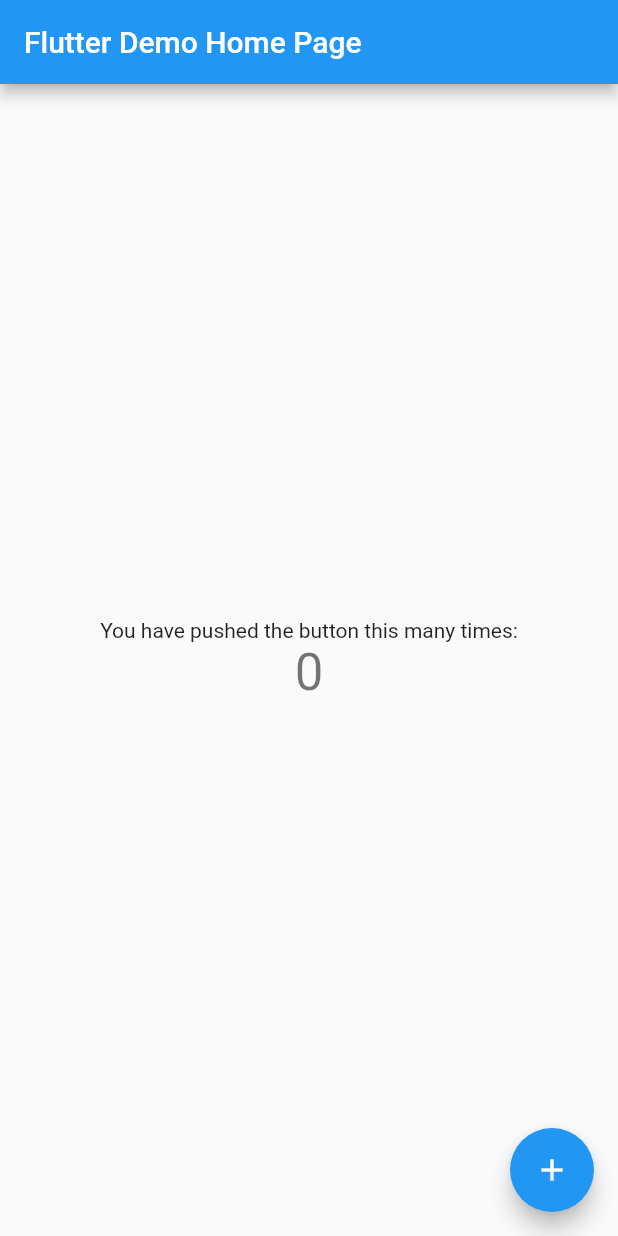
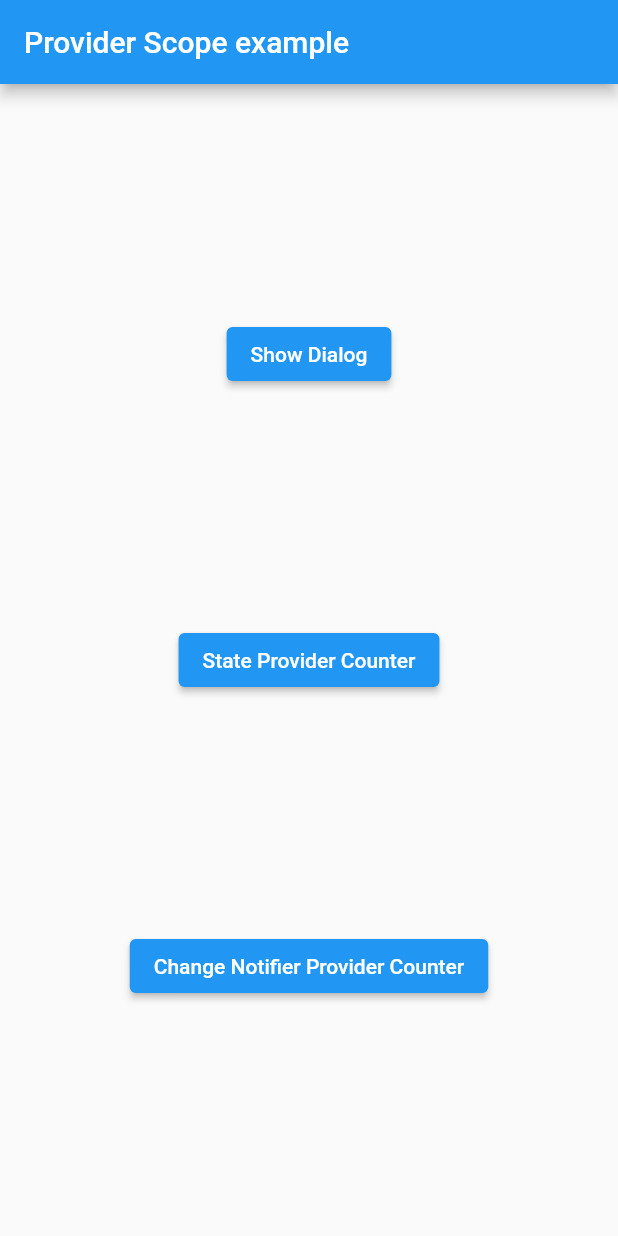
Before and after one commit to Umigishi-Aoi/SetProviderScope, a Flutter app: the screen it shows after launch, on a phone screen of 412 x 824 dp. Run offline on Flutter 3.47's test engine with Material 2 defaults, Android fonts, the phone set to English and light mode, and no system bars; our stand-ins replace flutter_riverpod.

Commit message:
add Sample App

```diff
--- /dev/null
+++ b/setproviderscope/lib/home.dart
@@ -0,0 +1,42 @@
+import 'package:flutter/material.dart';
+import 'package:flutter_riverpod/flutter_riverpod.dart';
+
+import 'pages_navigator.dart';
+import 'show_counter_dialog.dart';
+
+class Home extends ConsumerWidget {
+  const Home({Key? key}) : super(key: key);
+
+  @override
+  Widget build(BuildContext context, WidgetRef ref) {
+    return Scaffold(
+        appBar: AppBar(
+          title: const Text("Provider Scope example"),
+        ),
+        body: Center(
+          child: Column(
+            mainAxisAlignment: MainAxisAlignment.spaceEvenly,
+            children: [
+              ElevatedButton(
+                child: const Text("Show Dialog"),
+                onPressed: () {
+                  showCounterDialog(context);
+                }
+              ),
+              ElevatedButton(
+                child: const Text("State Provider Counter"),
+                onPressed: () {
+                  ref.read(pageStateProvider.state).state = PageState.stateProvider;
+                },
+              ),
+              ElevatedButton(
+                child: const Text("Change Notifier Provider Counter"),
+                onPressed: () {
+                  ref.read(pageStateProvider.state).state = PageState.changeNotifierProvider;
+                },
+              ),
+            ],
+          ),
+        ));
+  }
+}
--- a/setproviderscope/lib/main.dart
+++ b/setproviderscope/lib/main.dart
@@ -1,115 +1,33 @@
 import 'package:flutter/material.dart';
+import 'package:flutter_riverpod/flutter_riverpod.dart';
+import 'package:setproviderscope/pages_navigator.dart';
+
+import 'provider.dart';
 
 void main() {
-  runApp(const MyApp());
+  runApp(
+    //ProviderScopeあり無しでエラーを確認しよう
+    // const MyApp(),
+    const ProviderScope(child: MyApp()),
+  );
 }
 
 class MyApp extends StatelessWidget {
   const MyApp({Key? key}) : super(key: key);
 
-  // This widget is the root of your application.
   @override
   Widget build(BuildContext context) {
     return MaterialApp(
-      title: 'Flutter Demo',
-      theme: ThemeData(
-        // This is the theme of your application.
-        //
-        // Try running your application with "flutter run". You'll see the
-        // application has a blue toolbar. Then, without quitting the app, try
-        // changing the primarySwatch below to Colors.green and then invoke
-        // "hot reload" (press "r" in the console where you ran "flutter run",
-        // or simply save your changes to "hot reload" in a Flutter IDE).
-        // Notice that the counter didn't reset back to zero; the application
-        // is not restarted.
-        primarySwatch: Colors.blue,
-      ),
-      home: const MyHomePage(title: 'Flutter Demo Home Page'),
+      home: Builder(builder: (context) {
+        int recount = MediaQuery.of(context).size.height.toInt();
+        return ProviderScope(
+          overrides: [
+            counterProvider.overrideWithValue(StateController(recount)),
+            counterChangeNotifierProvider.overrideWithValue(Count(1000)),
+          ],
+          child: const PagesNavigator(),
+        );
+      }),
     );
   }
 }
-
-class MyHomePage extends StatefulWidget {
-  const MyHomePage({Key? key, required this.title}) : super(key: key);
-
-  // This widget is the home page of your application. It is stateful, meaning
-  // that it has a State object (defined below) that contains fields that affect
-  // how it looks.
-
-  // This class is the configuration for the state. It holds the values (in this
-  // case the title) provided by the parent (in this case the App widget) and
-  // used by the build method of the State. Fields in a Widget subclass are
-  // always marked "final".
-
-  final String title;
-
-  @override
-  State<MyHomePage> createState() => _MyHomePageState();
-}
-
-class _MyHomePageState extends State<MyHomePage> {
-  int _counter = 0;
-
-  void _incrementCounter() {
-    setState(() {
-      // This call to setState tells the Flutter framework that something has
-      // changed in this State, which causes it to rerun the build method below
-      // so that the display can reflect the updated values. If we changed
-      // _counter without calling setState(), then the build method would not be
-      // called again, and so nothing would appear to happen.
-      _counter++;
-    });
-  }
-
-  @override
-  Widget build(BuildContext context) {
-    // This method is rerun every time setState is called, for instance as done
-    // by the _incrementCounter method above.
-    //
-    // The Flutter framework has been optimized to make rerunning build methods
-    // fast, so that you can just rebuild anything that needs updating rather
-    // than having to individually change instances of widgets.
-    return Scaffold(
-      appBar: AppBar(
-        // Here we take the value from the MyHomePage object that was created by
-        // the App.build method, and use it to set our appbar title.
-        title: Text(widget.title),
-      ),
-      body: Center(
-        // Center is a layout widget. It takes a single child and positions it
-        // in the middle of the parent.
-        child: Column(
-          // Column is also a layout widget. It takes a list of children and
-          // arranges them vertically. By default, it sizes itself to fit its
-          // children horizontally, and tries to be as tall as its parent.
-          //
-          // Invoke "debug painting" (press "p" in the console, choose the
-          // "Toggle Debug Paint" action from the Flutter Inspector in Android
-          // Studio, or the "Toggle Debug Paint" command in Visual Studio Code)
-          // to see the wireframe for each widget.
-          //
-          // Column has various properties to control how it sizes itself and
-          // how it positions its children. Here we use mainAxisAlignment to
-          // center the children vertically; the main axis here is the vertical
-          // axis because Columns are vertical (the cross axis would be
-          // horizontal).
-          mainAxisAlignment: MainAxisAlignment.center,
-          children: <Widget>[
-            const Text(
-              'You have pushed the button this many times:',
-            ),
-            Text(
-              '$_counter',
-              style: Theme.of(context).textTheme.headline4,
-            ),
-          ],
-        ),
-      ),
-      floatingActionButton: FloatingActionButton(
-        onPressed: _incrementCounter,
-        tooltip: 'Increment',
-        child: const Icon(Icons.add),
-      ), // This trailing comma makes auto-formatting nicer for build methods.
-    );
-  }
-}
--- /dev/null
+++ b/setproviderscope/lib/pages_navigator.dart
@@ -0,0 +1,36 @@
+import 'package:flutter/material.dart';
+import 'package:flutter_riverpod/flutter_riverpod.dart';
+
+import 'change_notifier_provider_counter_page.dart';
+import 'home.dart';
+import 'state_provider_counter_page.dart';
+
+enum PageState{
+  home,
+  stateProvider,
+  changeNotifierProvider,
+}
+
+
+final pageStateProvider = StateProvider((ref)=>PageState.home);
+
+class PagesNavigator extends ConsumerWidget {
+  const PagesNavigator({Key? key}) : super(key: key);
+
+  @override
+  Widget build(BuildContext context,WidgetRef ref) {
+    return Navigator(
+      pages: [
+        const MaterialPage(child: Home()),
+        if(ref.watch(pageStateProvider) == PageState.stateProvider)
+          const MaterialPage(child: StateProviderCounterPage()),
+        if(ref.watch(pageStateProvider) == PageState.changeNotifierProvider)
+          const MaterialPage(child: ChangeNotifierProviderCounterPage()),
+      ],
+      onPopPage: (route,result){
+        ref.read(pageStateProvider.state).state = PageState.home;
+        return false;
+      },
+    );
+  }
+}
--- /dev/null
+++ b/setproviderscope/lib/provider.dart
@@ -0,0 +1,17 @@
+import 'package:flutter/cupertino.dart';
+import 'package:flutter_riverpod/flutter_riverpod.dart';
+
+final counterProvider = StateProvider((ref) => 0);
+
+final counterChangeNotifierProvider = ChangeNotifierProvider((ref) => Count(0));
+
+class Count extends ChangeNotifier{
+  int count = 0;
+  Count(this.count);
+
+  void increment(){
+    count++;
+    notifyListeners();
+  }
+
+}
--- a/setproviderscope/pubspec.yaml
+++ b/setproviderscope/pubspec.yaml
@@ -29,7 +29,7 @@ environment:
 dependencies:
   flutter:
     sdk: flutter
-
+  flutter_riverpod: ^1.0.0
 
   # The following adds the Cupertino Icons font to your application.
   # Use with the CupertinoIcons class for iOS style icons.
```
Also changed, not shown: setproviderscope/lib/change_notifier_provider_counter_page.dart (added, +60 -0 lines), setproviderscope/lib/show_counter_dialog.dart (added, +44 -0 lines), setproviderscope/lib/state_provider_counter_page.dart (added, +27 -0 lines), setproviderscope/pubspec.lock.
